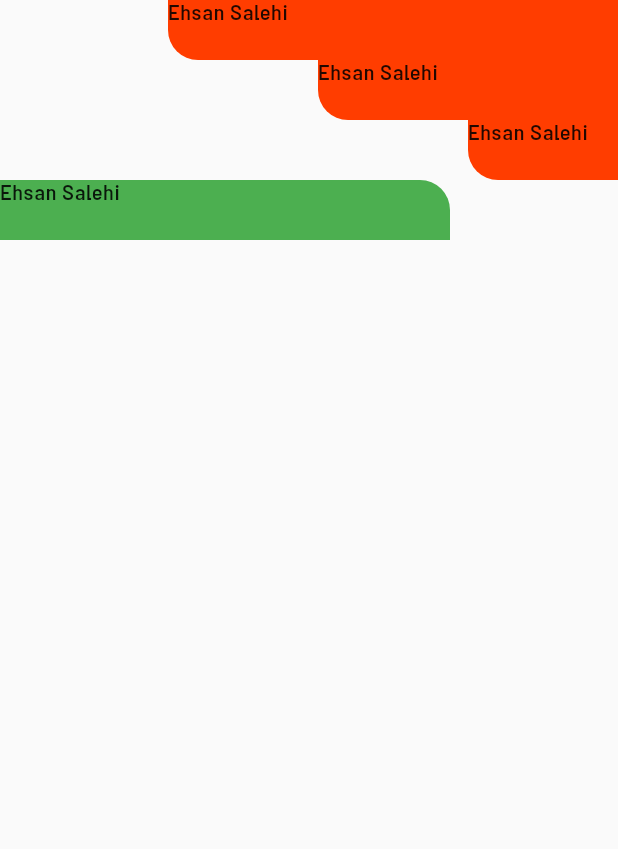
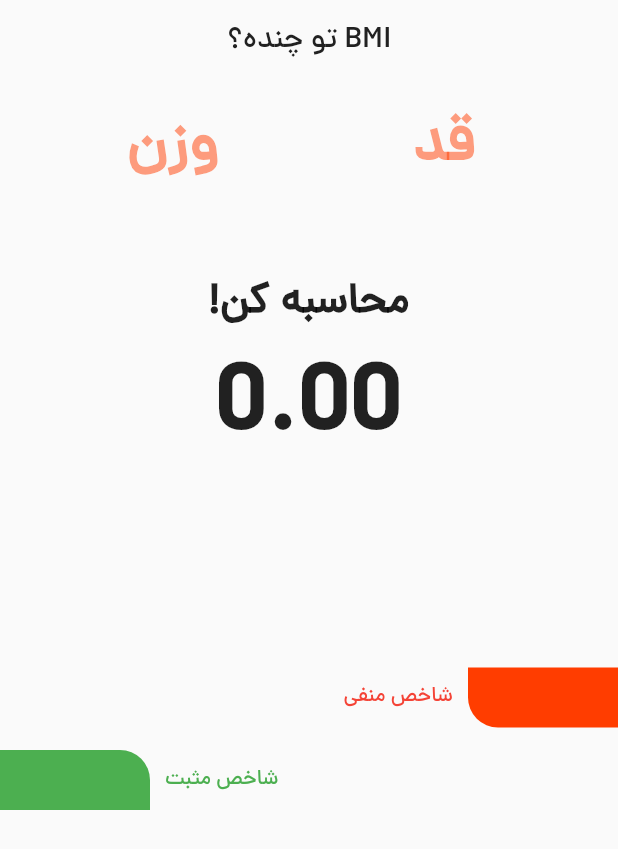
Before and after one commit to Ehsan973/flutter_bmi_calculator, a Flutter app: the screen it shows after launch, on a phone screen of 412 x 824 dp. Shown: the top 849 px of the screen. Run offline on Flutter 3.47's test engine with Material 2 defaults, Android fonts, the phone set to English and light mode, and no system bars; our stand-ins replace hexcolor.

Commit message:
Design HomeScreen(TextField, InkWell, controller, ...)

```diff
--- a/lib/main.dart
+++ b/lib/main.dart
@@ -1,5 +1,9 @@
+import 'package:bmi_calculator_app/constants/constants.dart';
+import 'package:bmi_calculator_app/screens/home_screen.dart';
+import 'package:bmi_calculator_app/screens/test_screen.dart';
 import 'package:bmi_calculator_app/widgets/background_shape_left.dart';
 import 'package:bmi_calculator_app/widgets/background_shape_right.dart';
+import 'package:flutter/foundation.dart';
 import 'package:flutter/material.dart';
 
 void main() {
@@ -14,20 +18,7 @@ class Application extends StatelessWidget {
     return MaterialApp(
       debugShowCheckedModeBanner: false,
       theme: ThemeData(fontFamily: 'Dana'),
-      home: Scaffold(
-        body: SafeArea(
-          child: Column(
-            children: [
-              RightShape(width: 300),
-              RightShape(width: 200),
-              RightShape(width: 100),
-              LeftShape(
-                width: 300,
-              ),
-            ],
-          ),
-        ),
-      ),
+      home: HomeScreen(),
     );
   }
 }
--- /dev/null
+++ b/lib/screens/home_screen.dart
@@ -0,0 +1,151 @@
+import 'package:bmi_calculator_app/widgets/background_shape_left.dart';
+import 'package:bmi_calculator_app/widgets/background_shape_right.dart';
+import 'package:flutter/material.dart';
+import 'package:flutter/rendering.dart';
+
+import '../constants/constants.dart';
+
+class HomeScreen extends StatefulWidget {
+  const HomeScreen({super.key});
+
+  @override
+  State<HomeScreen> createState() => _HomeScreenState();
+}
+
+class _HomeScreenState extends State<HomeScreen> {
+  final weightController = TextEditingController();
+  final heightController = TextEditingController();
+
+  double resultBMI = 0;
+  String resultText = '';
+  double widthRight = 100;
+  double widthLeft = 100;
+  @override
+  Widget build(BuildContext context) {
+    return Scaffold(
+      resizeToAvoidBottomInset: false,
+      appBar: AppBar(
+        elevation: 0,
+        backgroundColor: Colors.transparent,
+        centerTitle: true,
+        title: Text(
+          'تو چنده؟ BMI',
+          style: TextStyle(
+            color: black,
+          ),
+        ),
+      ),
+      body: SafeArea(
+        child: Column(
+          children: [
+            Row(
+              mainAxisAlignment: MainAxisAlignment.spaceEvenly,
+              children: [
+                Container(
+                  // padding: EdgeInsets.all(18),
+                  width: 130,
+                  child: TextField(
+                    controller: weightController,
+                    textAlign: TextAlign.center,
+                    style: TextStyle(
+                      fontWeight: FontWeight.bold,
+                      fontSize: 40,
+                      color: orangeBackground,
+                    ),
+                    keyboardType: TextInputType.number,
+                    decoration: InputDecoration(
+                      border: InputBorder.none,
+                      hintText: 'وزن',
+                      hintStyle: TextStyle(
+                        color: orangeBackground.withOpacity(0.5),
+                      ),
+                    ),
+                  ),
+                ),
+                Container(
+                  // padding: EdgeInsets.all(18),
+                  width: 130,
+                  child: TextField(
+                    controller: heightController,
+                    textAlign: TextAlign.center,
+                    style: TextStyle(
+                      fontWeight: FontWeight.bold,
+                      fontSize: 40,
+                      color: orangeBackground,
+                    ),
+                    keyboardType: TextInputType.number,
+                    decoration: InputDecoration(
+                      border: InputBorder.none,
+                      hintText: 'قد',
+                      hintStyle: TextStyle(
+                        color: orangeBackground.withOpacity(0.5),
+                      ),
+                    ),
+                  ),
+                ),
+              ],
+            ),
+            SizedBox(height: 40),
+            InkWell(
+              onTap: () {
+                final weight = double.parse(weightController.text);
+                final height = double.parse(heightController.text);
+
+                setState(() {
+                  resultBMI = weight / (height * height);
+                  if (resultBMI > 25) {
+                    resultText = 'شما اضافه وزن دارید';
+                    widthLeft = 50;
+                    widthRight = 250;
+                  } else if (resultBMI >= 18.5 && resultBMI <= 25) {
+                    resultText = 'وزن شما نرمال است';
+                    widthLeft = 250;
+                    widthRight = 50;
+                  } else {
+                    resultText = 'وزن شما کمتر از حد نرمال است';
+                    widthLeft = 150;
+                    widthRight = 200;
+                  }
+                });
+              },
+              child: Text(
+                '!محاسبه کن',
+                style: TextStyle(
+                  fontSize: 28,
+                  fontWeight: FontWeight.bold,
+                ),
+              ),
+            ),
+            Text(
+              '${resultBMI.toStringAsFixed(2)}',
+              style: TextStyle(
+                fontSize: 64,
+                fontWeight: FontWeight.bold,
+              ),
+            ),
+            Text(
+              resultText,
+              style: TextStyle(
+                color: Colors.red,
+                fontSize: 28,
+                fontWeight: FontWeight.bold,
+              ),
+            ),
+            SizedBox(
+              height: 80,
+            ),
+            RightShape(
+              width: widthRight,
+            ),
+            SizedBox(
+              height: 15,
+            ),
+            LeftShape(
+              width: widthLeft,
+            ),
+          ],
+        ),
+      ),
+    );
+  }
+}
--- a/lib/widgets/background_shape_left.dart
+++ b/lib/widgets/background_shape_left.dart
@@ -14,7 +14,6 @@ class LeftShape extends StatelessWidget {
         Container(
           height: 40,
           width: this.width,
-          child: Text('Ehsan Salehi'),
           decoration: BoxDecoration(
             borderRadius: BorderRadius.only(
               topRight: Radius.circular(20),
@@ -22,6 +21,13 @@ class LeftShape extends StatelessWidget {
             color: Colors.green,
           ),
         ),
+        SizedBox(
+          width: 10,
+        ),
+        Text(
+          'شاخص مثبت',
+          style: TextStyle(color: Colors.green),
+        )
       ],
     );
   }
--- a/lib/widgets/background_shape_right.dart
+++ b/lib/widgets/background_shape_right.dart
@@ -11,10 +11,18 @@ class RightShape extends StatelessWidget {
     return Row(
       mainAxisAlignment: MainAxisAlignment.end,
       children: [
+        Text(
+          'شاخص منفی',
+          style: TextStyle(
+            color: Colors.red,
+          ),
+        ),
+        SizedBox(
+          width: 10,
+        ),
         Container(
           height: 40,
           width: this.width,
-          child: Text('Ehsan Salehi'),
           decoration: BoxDecoration(
             borderRadius: BorderRadius.only(
               bottomLeft: Radius.circular(20),
```
Also changed, not shown: lib/screens/test_screen.dart (added, +69 -0 lines).
